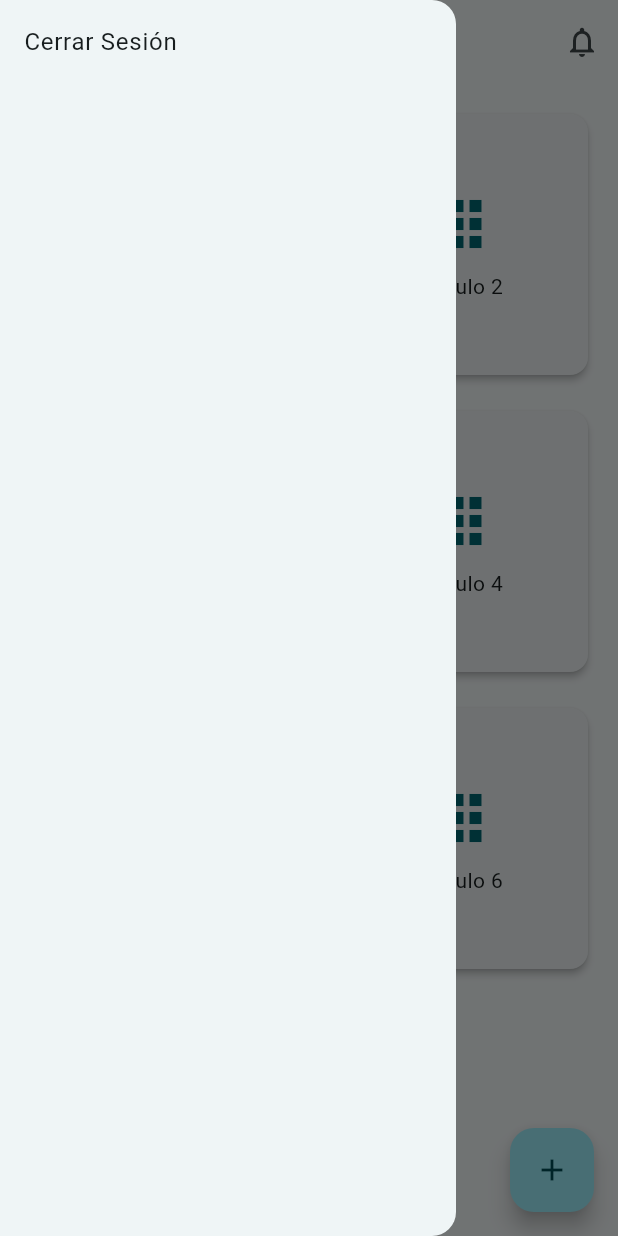
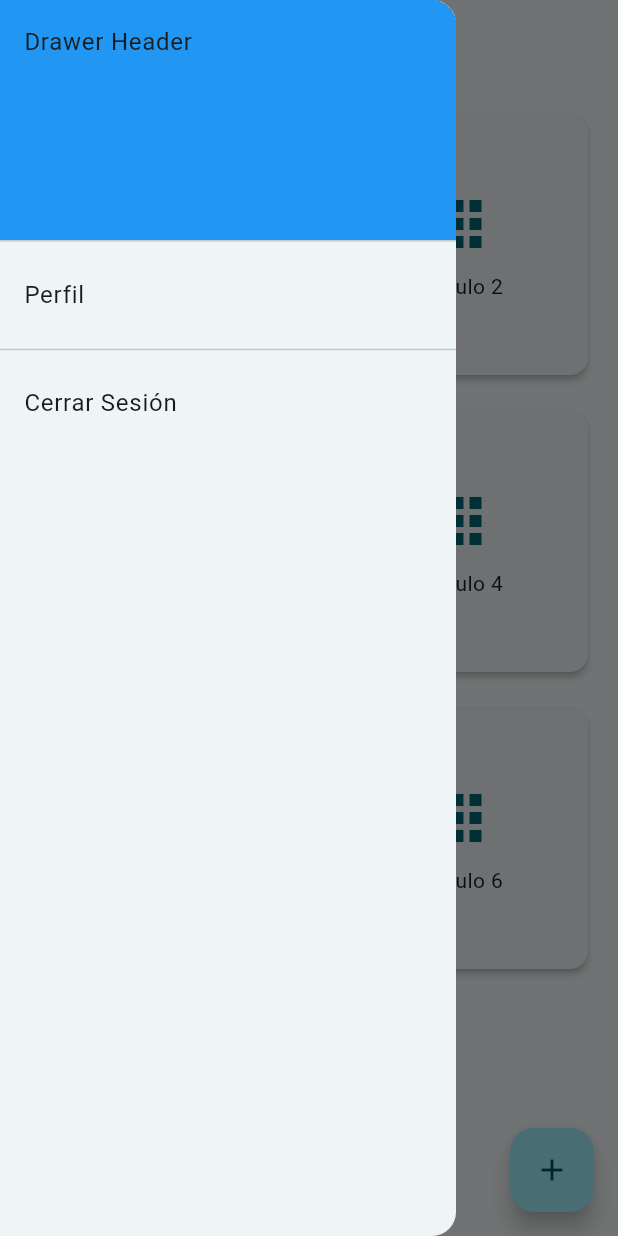
Before and after one commit to Isnotcristhianr/super_app_course, a Flutter app: the HomeView screen opened by its route, with the side drawer open, on a phone screen of 412 x 824 dp. Run offline on Flutter 3.47's test engine with Material 3 defaults, Android fonts, the light colour scheme and no system bars; our stand-ins replace cloud_firestore, firebase_auth, firebase_core, get, google_sign_in; accounts and stored records are empty.

Commit message:
Agregar nueva ruta para la vista de perfil y actualizar el menú de navegación en `HomeView` para incluir un enlace al perfil. Se mejora la estructura del código en `routes.dart` y `home.dart`.

```diff
--- a/lib/presentation/routes/routes.dart
+++ b/lib/presentation/routes/routes.dart
@@ -4,17 +4,20 @@ import '../views/welcome.dart';
 import '../views/loggin/loggin.dart';
 import '../views/home.dart';
 import '../views/loggin/create_account.dart';
+import '../views/profile/profile_view.dart';
 
 class Routes {
   static const String home = '/home';
   static const String login = '/login';
   static const String welcome = '/welcome';
   static const String createAccount = '/createAccount';
+  static const String profile = '/profile';
 
   static final List<GetPage> pages = [
     GetPage(name: welcome, page: () => WelcomeView()),
     GetPage(name: login, page: () =>  LoginView()),
     GetPage(name: home, page: () => HomeView()),
     GetPage(name: createAccount, page: () => CreateAccount()),
+    GetPage(name: profile, page: () => ProfileView()),
   ];
 }
--- a/lib/presentation/views/home.dart
+++ b/lib/presentation/views/home.dart
@@ -4,26 +4,29 @@ import 'package:get/get.dart';
 //controllers
 import '../../../bloc/controllers/auth_controller.dart';
 
-
 class HomeView extends StatelessWidget {
-   HomeView({super.key});
+  HomeView({super.key});
   final AuthController authController = Get.put(AuthController());
 
   @override
   Widget build(BuildContext context) {
     return Scaffold(
-      appBar: AppBar(
-        title: const Text('Inicio'),
-        actions: [
-          IconButton(
-            onPressed: () {},
-            icon: const Icon(Icons.notifications_outlined),
-          ),
-        ],
-      ),
+      appBar: AppBar(title: const Text('Inicio')),
       drawer: Drawer(
         child: ListView(
           children: [
+            const DrawerHeader(
+              decoration: BoxDecoration(color: Colors.blue),
+              child: Text('Drawer Header'),
+            ),
+            ListTile(
+              title: Text('Perfil'),
+              onTap: () {
+                Get.toNamed("/profile");
+              },
+            ),
+            //footer
+            const Divider(),
             ListTile(
               title: Text('Cerrar Sesión'),
               onTap: () {
```
Also changed, not shown: lib/presentation/views/profile/profile_view.dart (added, +12 -0 lines).
